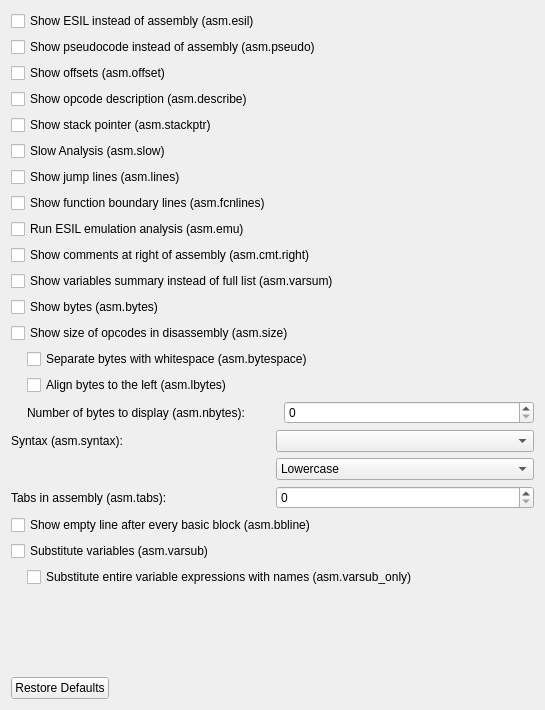
This is src/dialogs/preferences/AsmOptionsWidget.ui in rizinorg/cutter as Qt 5 draws it before an edit. The edited form follows.
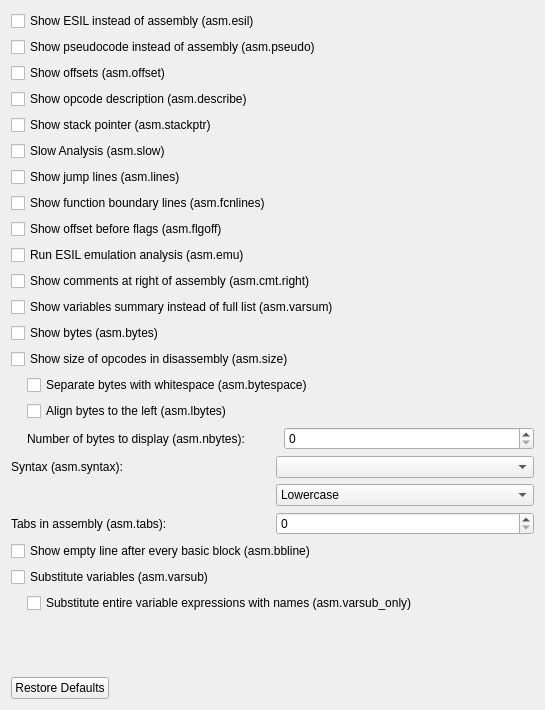
This is the edited form.

Commit message: Add asm.flgoff to Disassembly Options

Patch:
```diff
--- a/src/dialogs/preferences/AsmOptionsWidget.ui
+++ b/src/dialogs/preferences/AsmOptionsWidget.ui
@@ -70,6 +70,13 @@
      </property>
     </widget>
    </item>
+   <item>
+    <widget class="QCheckBox" name="flgoffCheckBox">
+     <property name="text">
+      <string>Show offset before flags (asm.flgoff)</string>
+     </property>
+    </widget>
+   </item>
    <item>
     <widget class="QCheckBox" name="emuCheckBox">
      <property name="text">
```
The commit also changes 4 other files.
